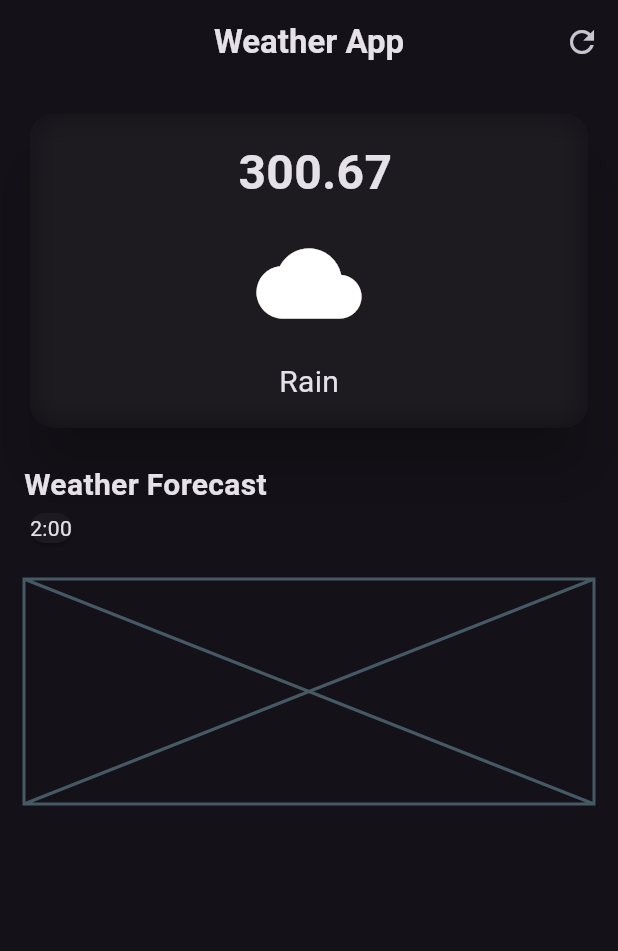
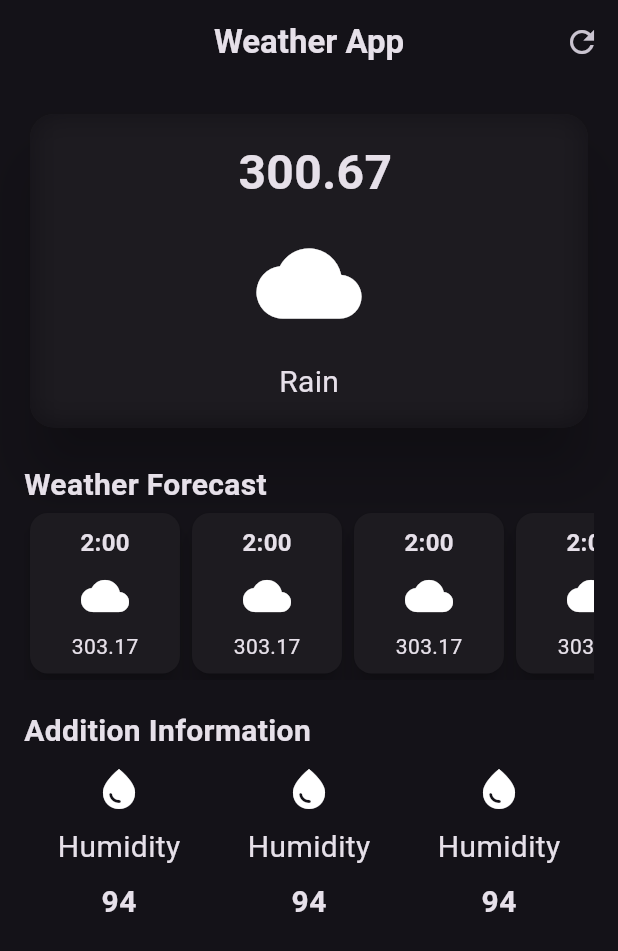
Before and after one commit to spyze002/Weather-Mobile-Application, a Flutter app: the screen it shows after launch, on a phone screen of 412 x 824 dp. Shown: the top 951 px of the screen. Run offline on Flutter 3.47's test engine with Material 3 defaults, Android fonts, the phone set to English and light mode, and no system bars.

Commit message:
UI and components updated

```diff
--- /dev/null
+++ b/lib/weather/additonal_info.dart
@@ -0,0 +1,30 @@
+import 'package:flutter/material.dart';
+
+class AdditionalInfo extends StatelessWidget {
+  const AdditionalInfo({
+    super.key,
+  });
+
+  @override
+  Widget build(BuildContext context) {
+    return const Column(
+      children: [
+        Icon(
+          Icons.water_drop,
+          size: 32,
+        ),
+        SizedBox(
+          height: 8,
+        ),
+        Text("Humidity",
+            style: TextStyle(
+              fontSize: 20,
+            )),
+        SizedBox(
+          height: 8,
+        ),
+        Text("94", style: TextStyle(fontSize: 20, fontWeight: FontWeight.bold)),
+      ],
+    );
+  }
+}
--- /dev/null
+++ b/lib/weather/forcastsection.dart
@@ -0,0 +1,29 @@
+import 'package:flutter/material.dart';
+
+class ForcastSection extends StatelessWidget {
+  const ForcastSection({super.key});
+
+  @override
+  Widget build(BuildContext context) {
+    return Card(
+      elevation: 6,
+      child: Container(
+        width: 100,
+        padding: const EdgeInsets.all(8.0),
+        decoration: BoxDecoration(borderRadius: BorderRadius.circular(12)),
+        child: const Column(
+          children: [
+            Text(
+              "2:00",
+              style: TextStyle(fontSize: 16, fontWeight: FontWeight.bold),
+            ),
+            SizedBox(height: 8),
+            Icon(Icons.cloud, size: 32),
+            SizedBox(height: 8),
+            Text("303.17"),
+          ],
+        ),
+      ),
+    );
+  }
+}
--- a/lib/weather/weatherscreen.dart
+++ b/lib/weather/weatherscreen.dart
@@ -1,6 +1,8 @@
 import 'dart:ui';
 
 import 'package:flutter/material.dart';
+import './forcastsection.dart';
+import './additonal_info.dart';
 
 class WeatherApp extends StatelessWidget {
   const WeatherApp({super.key});
@@ -79,24 +81,37 @@ class WeatherApp extends StatelessWidget {
               "Weather Forecast",
               style: TextStyle(fontSize: 20, fontWeight: FontWeight.bold),
             ),
-            const Row(
-              children: [
-                Card(
-                  child: Column(
-                    children: [
-                      Text("2:00"),
-                    ],
-                  ),
-                )
-              ],
+            const SingleChildScrollView(
+              scrollDirection: Axis.horizontal,
+              child: Row(
+                children: [
+                  ForcastSection(),
+                  ForcastSection(),
+                  ForcastSection(),
+                  ForcastSection(),
+                  ForcastSection(),
+                  ForcastSection(),
+                ],
+              ),
             ),
             const SizedBox(
               height: 20,
             ),
-            //f
-            const Placeholder(
-              fallbackHeight: 150,
+            const Text(
+              "Addition Information",
+              style: TextStyle(fontSize: 20, fontWeight: FontWeight.bold),
             ),
+            const SizedBox(
+              height: 8,
+            ),
+            const Row(
+              mainAxisAlignment: MainAxisAlignment.spaceAround,
+              children: [
+                AdditionalInfo(),
+                AdditionalInfo(),
+                AdditionalInfo(),
+              ],
+            )
           ],
         ),
       ),
```
